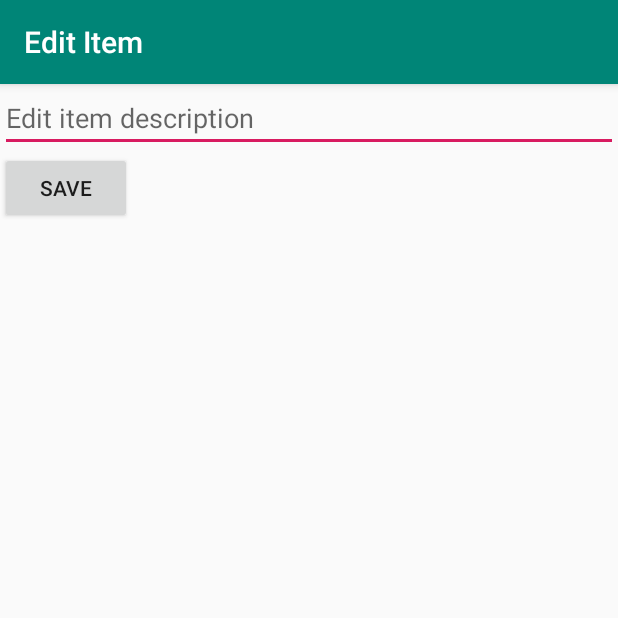
After one commit to FrancisGS131/SimpleToDo, an Android app: the EditItemActivity screen opened directly, with no data from a screen before it, on a phone screen of 412 x 824 dp, the top half of it. The commit adds this screen. Run offline under Robolectric (Android 15) with nearby library versions, the phone set to English and light mode, and no system bars.

Commit message:
Implement edit item feature

```diff
--- a/app/src/main/AndroidManifest.xml
+++ b/app/src/main/AndroidManifest.xml
@@ -16,6 +16,7 @@
                 <category android:name="android.intent.category.LAUNCHER" />
             </intent-filter>
         </activity>
+        <activity android:name=".EditItemActivity"></activity>
     </application>
 
 </manifest>
--- /dev/null
+++ b/app/src/main/java/com/example/syfra/simpletodo/EditItemActivity.java
@@ -0,0 +1,45 @@
+package com.example.syfra.simpletodo;
+
+import android.content.Intent;
+import android.support.v7.app.AppCompatActivity;
+import android.os.Bundle;
+import android.view.View;
+import android.widget.EditText;
+
+import static com.example.syfra.simpletodo.MainActivity.ITEM_POSITION;
+import static com.example.syfra.simpletodo.MainActivity.ITEM_TEXT;
+
+public class EditItemActivity extends AppCompatActivity {
+    //Track item text
+    EditText etItemText;
+    //Position of edited item in list
+    int position;
+
+    @Override
+    protected void onCreate(Bundle savedInstanceState) {
+        super.onCreate(savedInstanceState);
+        setContentView(R.layout.activity_edit_item);
+        //Resolve edit text from layout
+        etItemText = (EditText) findViewById(R.id.etItemText);
+        //Set edit text value from intent extra
+        etItemText.setText(getIntent().getStringExtra(ITEM_TEXT));
+        //Update position from intent extra
+        position = getIntent().getIntExtra(ITEM_POSITION,0);
+        //Update the title bar of the activity
+        getSupportActionBar().setTitle("Edit Item");
+    }
+
+    //Handler for Save button
+    public void onSaveItem(View v){
+        //Prepare new intent for result
+        Intent i = new Intent();
+        //Pass updated item text as extra
+        i.putExtra(ITEM_TEXT,etItemText.getText().toString());
+        //Pass original position as extra
+        i.putExtra(ITEM_POSITION,position);
+        //Set the intent as the result of the activity
+        setResult(RESULT_OK,i);
+        //Close the activity and redirect to main
+        finish();
+    }
+}
--- /dev/null
+++ b/app/src/main/res/layout/activity_edit_item.xml
@@ -0,0 +1,32 @@
+<?xml version="1.0" encoding="utf-8"?>
+<RelativeLayout xmlns:android="http://schemas.android.com/apk/res/android"
+    xmlns:app="http://schemas.android.com/apk/res-auto"
+    xmlns:tools="http://schemas.android.com/tools"
+    android:layout_width="match_parent"
+    android:layout_height="match_parent"
+    tools:context=".EditItemActivity">
+
+    <EditText
+        android:id="@+id/etItemText"
+        android:layout_width="match_parent"
+        android:layout_height="wrap_content"
+        android:layout_alignParentStart="true"
+        android:layout_alignParentTop="true"
+        android:layout_alignParentEnd="true"
+        android:layout_marginStart="0dp"
+        android:layout_marginTop="0dp"
+        android:layout_marginEnd="0dp"
+        android:ems="10"
+        android:hint="Edit item description"
+        android:inputType="textMultiLine" />
+
+    <Button
+        android:id="@+id/btnSave"
+        android:layout_width="wrap_content"
+        android:layout_height="wrap_content"
+        android:layout_below="@+id/etItemText"
+        android:layout_alignParentStart="true"
+        android:onClick="onSaveItem"
+        android:text="Save" />
+
+</RelativeLayout>
--- a/app/src/main/res/layout/activity_main.xml
+++ b/app/src/main/res/layout/activity_main.xml
@@ -24,16 +24,20 @@
         android:layout_above="@+id/btnAddItem"
         android:layout_alignParentStart="true"
         android:layout_alignParentTop="true"
+        android:layout_alignParentEnd="true"
         android:layout_marginStart="0dp"
         android:layout_marginTop="0dp"
+        android:layout_marginEnd="0dp"
         android:layout_marginBottom="0dp" />
 
     <EditText
         android:id="@+id/etNewItem"
         android:layout_width="294dp"
         android:layout_height="wrap_content"
+        android:layout_below="@+id/lvItems"
         android:layout_alignParentStart="true"
         android:layout_alignParentBottom="true"
+        android:layout_marginTop="2dp"
         android:layout_marginEnd="0dp"
         android:layout_toStartOf="@+id/btnAddItem"
         android:ems="10"
```
Also changed, not shown: app/src/main/java/com/example/syfra/simpletodo/MainActivity.java (+57 -0 lines).
